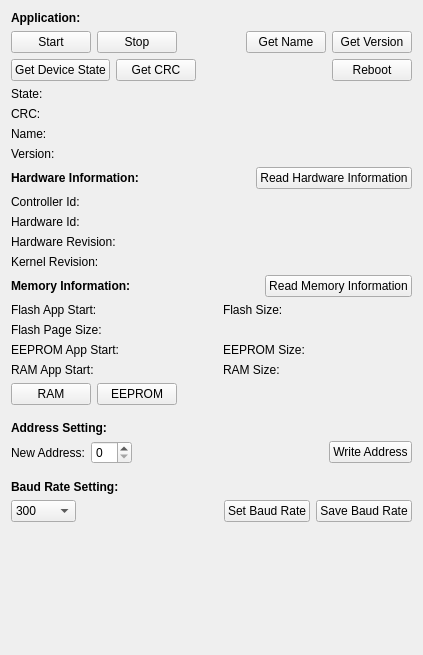
Before: the Qt Designer form pc/TinyBusLoader/ui/deviceInformationWidget.ui in ChristianMarty/TinyBus, drawn with Qt 5.
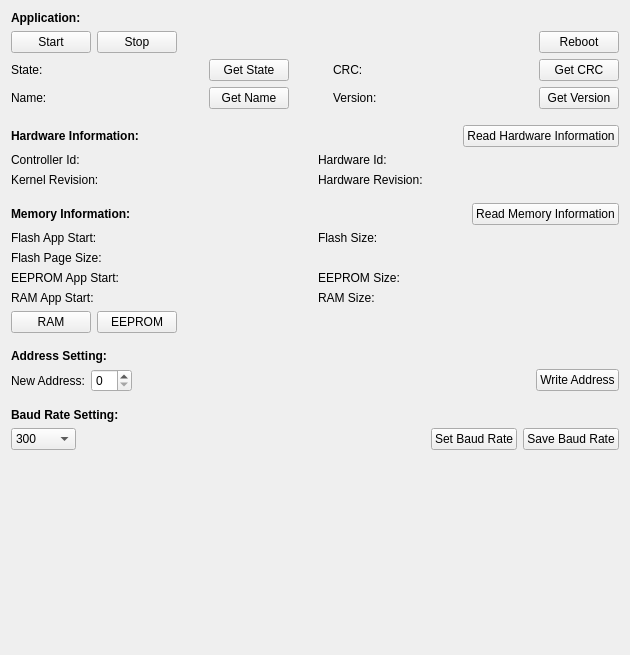
After: the same form once the commit is applied.

The edit to the form file:
```diff
--- a/pc/TinyBusLoader/ui/deviceInformationWidget.ui
+++ b/pc/TinyBusLoader/ui/deviceInformationWidget.ui
@@ -6,7 +6,7 @@
    <rect>
     <x>0</x>
     <y>0</y>
-    <width>423</width>
+    <width>630</width>
     <height>655</height>
    </rect>
   </property>
@@ -56,52 +56,19 @@
       </spacer>
      </item>
      <item>
-      <widget class="QPushButton" name="pushButton_getName">
-       <property name="text">
-        <string>Get Name</string>
-       </property>
-      </widget>
-     </item>
-     <item>
-      <widget class="QPushButton" name="pushButton_getVersion">
-       <property name="text">
-        <string>Get Version</string>
-       </property>
-      </widget>
-     </item>
-    </layout>
-   </item>
-   <item>
-    <layout class="QHBoxLayout" name="horizontalLayout_3">
-     <item>
-      <widget class="QPushButton" name="pushButton_getDeviceState">
-       <property name="text">
-        <string>Get Device State</string>
-       </property>
-      </widget>
-     </item>
-     <item>
-      <widget class="QPushButton" name="pushButton_getCrc">
-       <property name="text">
-        <string>Get CRC</string>
-       </property>
-      </widget>
-     </item>
-     <item>
-      <spacer name="horizontalSpacer_3">
-       <property name="orientation">
-        <enum>Qt::Horizontal</enum>
-       </property>
-       <property name="sizeHint" stdset="0">
-        <size>
-         <width>40</width>
-         <height>20</height>
-        </size>
-       </property>
-      </spacer>
-     </item>
-     <item>
       <widget class="QPushButton" name="pushButton_reboot">
+       <property name="minimumSize">
+        <size>
+         <width>80</width>
+         <height>0</height>
+        </size>
+       </property>
+       <property name="maximumSize">
+        <size>
+         <width>80</width>
+         <height>16777215</height>
+        </size>
+       </property>
        <property name="text">
         <string>Reboot</string>
        </property>
@@ -111,64 +78,196 @@
    </item>
    <item>
     <layout class="QGridLayout" name="gridLayout_3">
-     <item row="1" column="0">
+     <item row="0" column="4">
       <widget class="QLabel" name="label_8">
+       <property name="maximumSize">
+        <size>
+         <width>50</width>
+         <height>16777215</height>
+        </size>
+       </property>
        <property name="text">
         <string>CRC:</string>
        </property>
       </widget>
      </item>
-     <item row="2" column="0">
-      <widget class="QLabel" name="label_3">
-       <property name="text">
-        <string>Name:</string>
+     <item row="1" column="6">
+      <widget class="QPushButton" name="pushButton_getVersion">
+       <property name="maximumSize">
+        <size>
+         <width>80</width>
+         <height>16777215</height>
+        </size>
        </property>
-      </widget>
-     </item>
-     <item row="0" column="0">
-      <widget class="QLabel" name="label_7">
        <property name="text">
-        <string>State:</string>
+        <string>Get Version</string>
        </property>
       </widget>
      </item>
-     <item row="0" column="1">
-      <widget class="QLabel" name="label_state">
-       <property name="text">
-        <string/>
-       </property>
-      </widget>
-     </item>
-     <item row="1" column="1">
-      <widget class="QLabel" name="label_crc">
-       <property name="text">
-        <string/>
-       </property>
-      </widget>
-     </item>
-     <item row="3" column="0">
+     <item row="1" column="4">
       <widget class="QLabel" name="label_12">
+       <property name="maximumSize">
+        <size>
+         <width>50</width>
+         <height>16777215</height>
+        </size>
+       </property>
        <property name="text">
         <string>Version:</string>
        </property>
       </widget>
      </item>
-     <item row="2" column="1">
+     <item row="1" column="1">
       <widget class="QLabel" name="label_applicationName">
+       <property name="minimumSize">
+        <size>
+         <width>150</width>
+         <height>0</height>
+        </size>
+       </property>
+       <property name="maximumSize">
+        <size>
+         <width>150</width>
+         <height>16777215</height>
+        </size>
+       </property>
        <property name="text">
         <string/>
        </property>
       </widget>
      </item>
-     <item row="3" column="1">
+     <item row="0" column="0">
+      <widget class="QLabel" name="label_7">
+       <property name="maximumSize">
+        <size>
+         <width>50</width>
+         <height>16777215</height>
+        </size>
+       </property>
+       <property name="text">
+        <string>State:</string>
+       </property>
+      </widget>
+     </item>
+     <item row="1" column="2">
+      <widget class="QPushButton" name="pushButton_getName">
+       <property name="maximumSize">
+        <size>
+         <width>80</width>
+         <height>16777215</height>
+        </size>
+       </property>
+       <property name="text">
+        <string>Get Name</string>
+       </property>
+      </widget>
+     </item>
+     <item row="1" column="5">
       <widget class="QLabel" name="label_applicationVersion">
+       <property name="minimumSize">
+        <size>
+         <width>150</width>
+         <height>0</height>
+        </size>
+       </property>
+       <property name="maximumSize">
+        <size>
+         <width>150</width>
+         <height>16777215</height>
+        </size>
+       </property>
        <property name="text">
         <string/>
        </property>
       </widget>
      </item>
+     <item row="0" column="1">
+      <widget class="QLabel" name="label_state">
+       <property name="text">
+        <string/>
+       </property>
+      </widget>
+     </item>
+     <item row="1" column="0">
+      <widget class="QLabel" name="label_3">
+       <property name="maximumSize">
+        <size>
+         <width>50</width>
+         <height>16777215</height>
+        </size>
+       </property>
+       <property name="text">
+        <string>Name:</string>
+       </property>
+      </widget>
+     </item>
+     <item row="0" column="6">
+      <widget class="QPushButton" name="pushButton_getCrc">
+       <property name="maximumSize">
+        <size>
+         <width>80</width>
+         <height>16777215</height>
+        </size>
+       </property>
+       <property name="text">
+        <string>Get CRC</string>
+       </property>
+      </widget>
+     </item>
+     <item row="0" column="5">
+      <widget class="QLabel" name="label_crc">
+       <property name="text">
+        <string/>
+       </property>
+      </widget>
+     </item>
+     <item row="0" column="2">
+      <widget class="QPushButton" name="pushButton_getDeviceState">
+       <property name="maximumSize">
+        <size>
+         <width>80</width>
+         <height>16777215</height>
+        </size>
+       </property>
+       <property name="text">
+        <string>Get State</string>
+       </property>
+      </widget>
+     </item>
+     <item row="0" column="3">
+      <spacer name="horizontalSpacer_3">
+       <property name="orientation">
+        <enum>Qt::Horizontal</enum>
+       </property>
+       <property name="sizeType">
+        <enum>QSizePolicy::Expanding</enum>
+       </property>
+       <property name="sizeHint" stdset="0">
+        <size>
+         <width>40</width>
+         <height>10</height>
+        </size>
+       </property>
+      </spacer>
+     </item>
     </layout>
    </item>
+   <item>
+    <spacer name="verticalSpacer_4">
+     <property name="orientation">
+      <enum>Qt::Vertical</enum>
+     </property>
+     <property name="sizeType">
+      <enum>QSizePolicy::Fixed</enum>
+     </property>
+     <property name="sizeHint" stdset="0">
+      <size>
+       <width>20</width>
+       <height>10</height>
+      </size>
+     </property>
+    </spacer>
+   </item>
    <item>
     <layout class="QHBoxLayout" name="horizontalLayout_8">
      <item>
@@ -208,40 +307,40 @@
    <item>
     <layout class="QGridLayout" name="gridLayout_4">
      <item row="1" column="0">
+      <widget class="QLabel" name="label_16">
+       <property name="text">
+        <string>Kernel Revision:</string>
+       </property>
+      </widget>
+     </item>
+     <item row="1" column="3">
+      <widget class="QLabel" name="label_hardwareRevision">
+       <property name="text">
+        <string/>
+       </property>
+      </widget>
+     </item>
+     <item row="0" column="1">
+      <widget class="QLabel" name="label_controllerId">
+       <property name="text">
+        <string/>
+       </property>
+      </widget>
+     </item>
+     <item row="0" column="2">
       <widget class="QLabel" name="label_11">
        <property name="text">
         <string>Hardware Id:</string>
        </property>
       </widget>
      </item>
-     <item row="2" column="0">
+     <item row="1" column="2">
       <widget class="QLabel" name="label_17">
        <property name="text">
         <string>Hardware Revision:</string>
        </property>
       </widget>
      </item>
-     <item row="1" column="1">
-      <widget class="QLabel" name="label_hardwareId">
-       <property name="text">
-        <string/>
-       </property>
-      </widget>
-     </item>
-     <item row="0" column="1">
-      <widget class="QLabel" name="label_controllerId">
-       <property name="text">
-        <string/>
-       </property>
-      </widget>
-     </item>
-     <item row="2" column="1">
-      <widget class="QLabel" name="label_hardwareRevision">
-       <property name="text">
-        <string/>
-       </property>
-      </widget>
-     </item>
      <item row="0" column="0">
       <widget class="QLabel" name="label_2">
        <property name="text">
@@ -249,14 +348,14 @@
        </property>
       </widget>
      </item>
-     <item row="3" column="0">
-      <widget class="QLabel" name="label_16">
+     <item row="0" column="3">
+      <widget class="QLabel" name="label_hardwareId">
        <property name="text">
-        <string>Kernel Revision:</string>
+        <string/>
        </property>
       </widget>
      </item>
-     <item row="3" column="1">
+     <item row="1" column="1">
       <widget class="QLabel" name="label_kernelRevision">
        <property name="text">
         <string/>
@@ -265,6 +364,22 @@
      </item>
     </layout>
    </item>
+   <item>
+    <spacer name="verticalSpacer_5">
+     <property name="orientation">
+      <enum>Qt::Vertical</enum>
+     </property>
+     <property name="sizeType">
+      <enum>QSizePolicy::Fixed</enum>
+     </property>
+     <property name="sizeHint" stdset="0">
+      <size>
+       <width>20</width>
+       <height>10</height>
+      </size>
+     </property>
+    </spacer>
+   </item>
    <item>
     <layout class="QHBoxLayout" name="horizontalLayout_7">
      <item>
```
Left out of the diff: 24 changed lines with no effect on the pictures.
